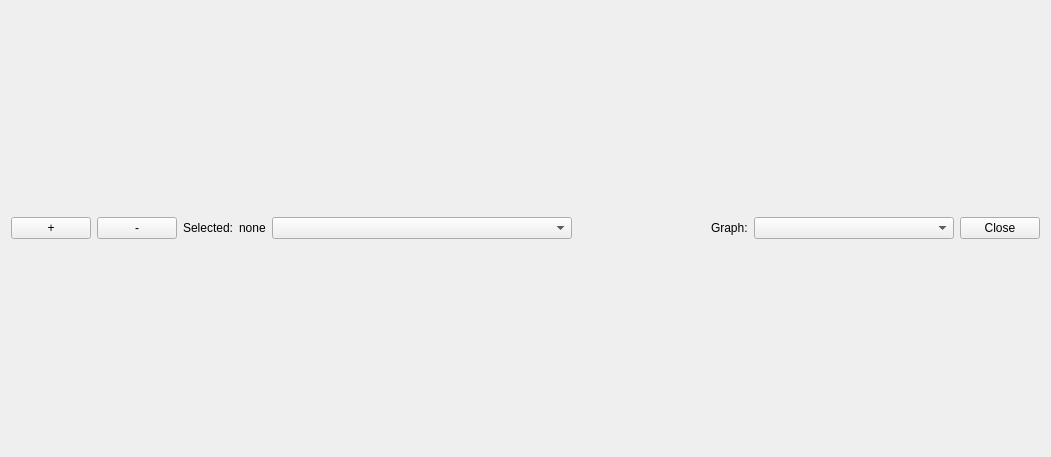
dseredyn/rqt_agent, file resource/GraphVis.ui: the form before one commit.
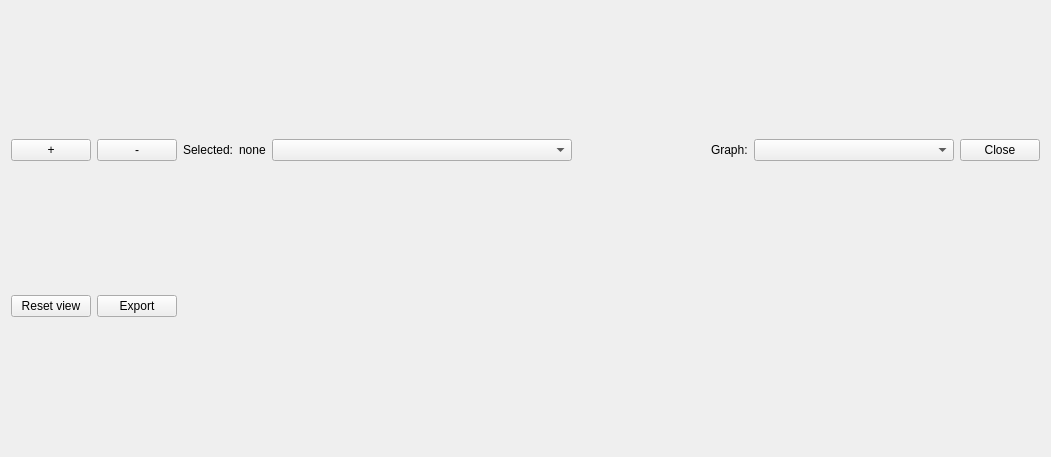
The form after the commit.

Commit message: export to eps functionality

```diff
--- a/resource/GraphVis.ui
+++ b/resource/GraphVis.ui
@@ -105,6 +105,37 @@
      </item>
     </layout>
    </item>
+   <item>
+    <layout class="QHBoxLayout" name="horizontalLayout_3">
+     <item>
+      <widget class="QPushButton" name="pushButton_reset_view">
+       <property name="text">
+        <string>Reset view</string>
+       </property>
+      </widget>
+     </item>
+     <item>
+      <widget class="QPushButton" name="pushButton_export">
+       <property name="text">
+        <string>Export</string>
+       </property>
+      </widget>
+     </item>
+     <item>
+      <spacer name="horizontalSpacer_2">
+       <property name="orientation">
+        <enum>Qt::Horizontal</enum>
+       </property>
+       <property name="sizeHint" stdset="0">
+        <size>
+         <width>40</width>
+         <height>20</height>
+        </size>
+       </property>
+      </spacer>
+     </item>
+    </layout>
+   </item>
   </layout>
  </widget>
  <resources/>
```
The commit also changes 1 other file.
